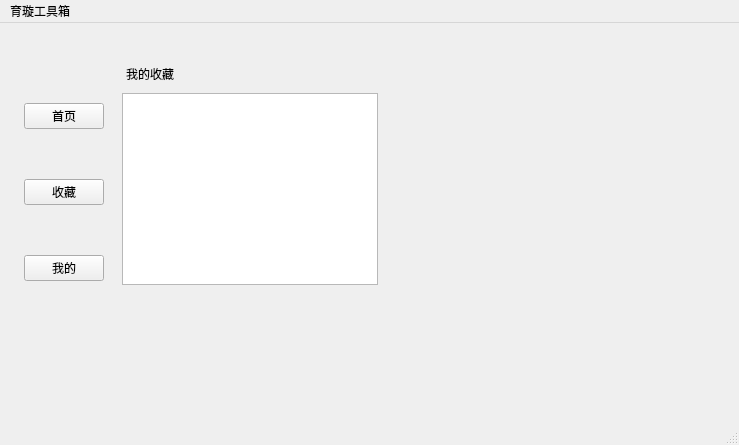
Old version of the form mainwindow.ui in the repository 2377575304/qt-toolkit.
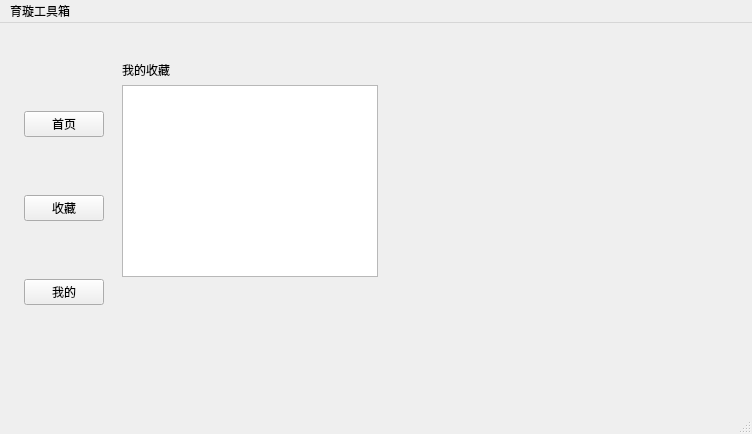
New version of the form. The open tabs and pages were chosen to show the change.

Commit message: 新增收藏功能

Diff of the .ui file:
```diff
--- a/mainwindow.ui
+++ b/mainwindow.ui
@@ -6,8 +6,8 @@
    <rect>
     <x>0</x>
     <y>0</y>
-    <width>739</width>
-    <height>445</height>
+    <width>752</width>
+    <height>434</height>
    </rect>
   </property>
   <property name="windowTitle">
@@ -20,7 +20,7 @@
       <x>20</x>
       <y>30</y>
       <width>701</width>
-      <height>281</height>
+      <height>311</height>
      </rect>
     </property>
     <layout class="QHBoxLayout" name="horizontalLayout_7" stretch="1,9">
@@ -196,7 +196,7 @@
            <x>10</x>
            <y>0</y>
            <width>601</width>
-           <height>271</height>
+           <height>534</height>
           </rect>
          </property>
          <layout class="QHBoxLayout" name="horizontalLayout_5">
@@ -204,10 +204,7 @@
            <enum>QLayout::SizeConstraint::SetFixedSize</enum>
           </property>
           <item>
-           <layout class="QVBoxLayout" name="verticalLayout_6" stretch="1,9">
-            <property name="sizeConstraint">
-             <enum>QLayout::SizeConstraint::SetMinAndMaxSize</enum>
-            </property>
+           <layout class="QVBoxLayout" name="verticalLayout_3" stretch="0,0">
             <property name="leftMargin">
              <number>4</number>
             </property>
@@ -221,27 +218,11 @@
              <number>4</number>
             </property>
             <item>
-             <layout class="QHBoxLayout" name="horizontalLayout_6" stretch="0">
-              <property name="leftMargin">
-               <number>4</number>
+             <widget class="QLabel" name="label">
+              <property name="text">
+               <string>我的收藏</string>
               </property>
-              <property name="topMargin">
-               <number>4</number>
-              </property>
-              <property name="rightMargin">
-               <number>4</number>
-              </property>
-              <property name="bottomMargin">
-               <number>4</number>
-              </property>
-              <item>
-               <widget class="QLabel" name="label">
-                <property name="text">
-                 <string>我的收藏</string>
-                </property>
-               </widget>
-              </item>
-             </layout>
+             </widget>
             </item>
             <item>
              <widget class="QListWidget" name="listWidget_3"/>
@@ -261,7 +242,7 @@
     <rect>
      <x>0</x>
      <y>0</y>
-     <width>739</width>
+     <width>752</width>
      <height>17</height>
     </rect>
    </property>
```
Left out of the diff: 9 changed lines with no effect on the pictures. The commit also changes 2 other files.
